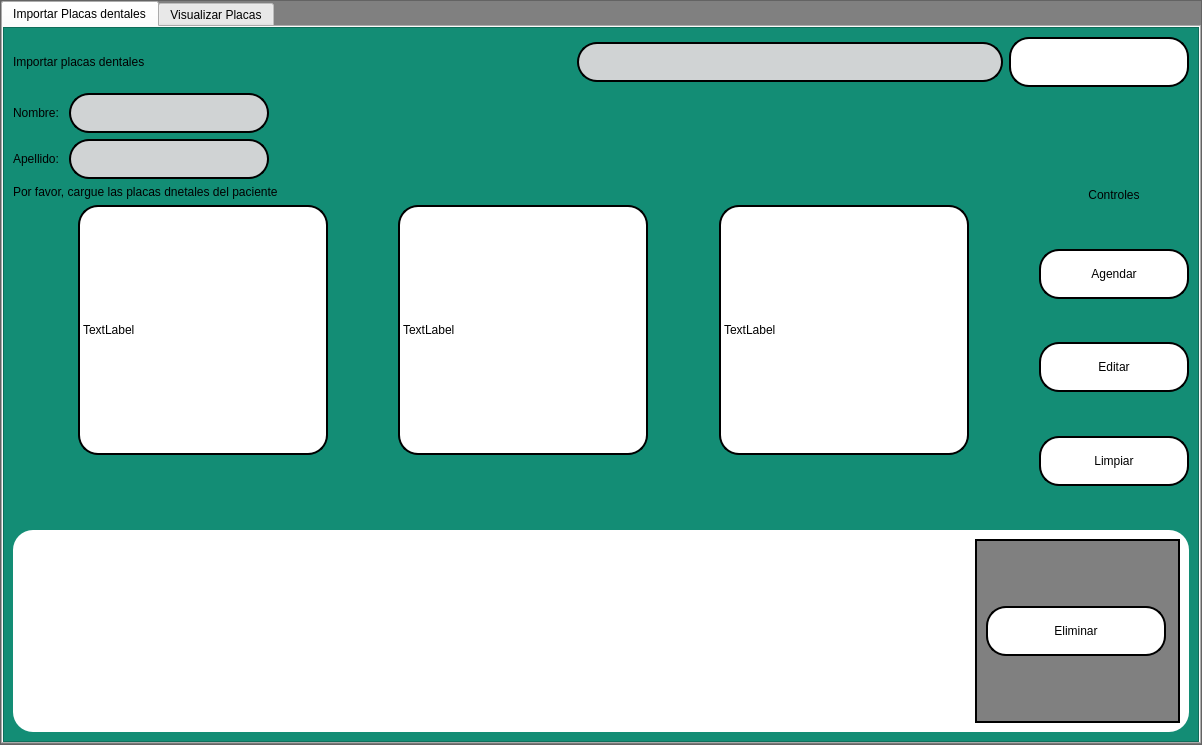
Old version of the form interfaces/placas(nueva).ui in the repository Reinaldito04/App-Consultas-y-Historias-Medicas.
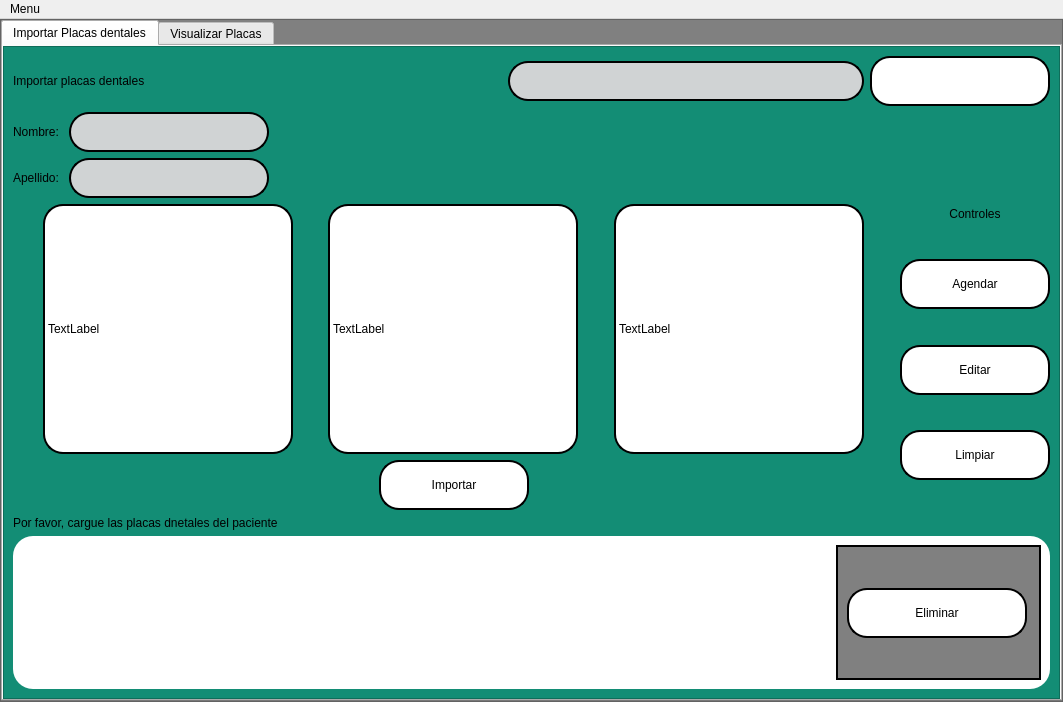
New version of the form. The open tabs and pages were chosen to show the change. Icons and pictures are not drawn.

Commit message: POR TERMINAR

The edit to the form file:
```diff
--- a/interfaces/placas(nueva).ui
+++ b/interfaces/placas(nueva).ui
@@ -6,8 +6,8 @@
    <rect>
     <x>0</x>
     <y>0</y>
-    <width>1202</width>
-    <height>745</height>
+    <width>1063</width>
+    <height>702</height>
    </rect>
   </property>
   <property name="windowTitle">
@@ -311,20 +311,7 @@
                 <item>
                  <layout class="QVBoxLayout" name="verticalLayout_24">
                   <item>
-                   <layout class="QVBoxLayout" name="verticalLayout_25">
-                    <item>
-                     <layout class="QHBoxLayout" name="horizontalLayout_24">
-                      <item>
-                       <widget class="QLabel" name="label_9">
-                        <property name="text">
-                         <string>Por favor, cargue las placas dnetales del paciente</string>
-                        </property>
-                       </widget>
-                      </item>
-                     </layout>
-                    </item>
-                    <item>
-                     <layout class="QHBoxLayout" name="horizontalLayout_25">
+                   <layout class="QHBoxLayout" name="horizontalLayout_2">
                       <item>
                        <spacer name="horizontalSpacer_21">
                         <property name="orientation">
@@ -439,30 +426,59 @@
                       </item>
                      </layout>
                     </item>
-                   </layout>
+                  <item>
+                   <layout class="QHBoxLayout" name="horizontalLayout">
+                    <item>
+                     <spacer name="horizontalSpacer">
+                      <property name="orientation">
+                       <enum>Qt::Horizontal</enum>
+                      </property>
+                      <property name="sizeHint" stdset="0">
+                       <size>
+                        <width>40</width>
+                        <height>20</height>
+                       </size>
+                      </property>
+                     </spacer>
                   </item>
                   <item>
-                   <spacer name="verticalSpacer_10">
+                     <widget class="QPushButton" name="btn_import">
+                      <property name="minimumSize">
+                       <size>
+                        <width>150</width>
+                        <height>50</height>
+                       </size>
+                      </property>
+                      <property name="maximumSize">
+                       <size>
+                        <width>150</width>
+                        <height>50</height>
+                       </size>
+                      </property>
+                      <property name="text">
+                       <string>Importar</string>
+                      </property>
+                     </widget>
+                    </item>
+                    <item>
+                     <spacer name="horizontalSpacer_3">
                     <property name="orientation">
-                     <enum>Qt::Vertical</enum>
+                       <enum>Qt::Horizontal</enum>
                     </property>
                     <property name="sizeHint" stdset="0">
                      <size>
-                      <width>20</width>
-                      <height>40</height>
+                        <width>40</width>
+                        <height>20</height>
                      </size>
                     </property>
                    </spacer>
                   </item>
                  </layout>
                 </item>
+                 </layout>
+                </item>
                 <item>
-                 <layout class="QHBoxLayout" name="horizontalLayout_26">
-                  <item>
-                   <layout class="QVBoxLayout" name="verticalLayout_26">
-                    <property name="leftMargin">
-                     <number>0</number>
-                    </property>
+                 <layout class="QVBoxLayout" name="verticalLayout_6">
                     <item>
                      <widget class="QLabel" name="label_13">
                       <property name="minimumSize">
@@ -491,8 +507,6 @@
                      </widget>
                     </item>
                     <item>
-                     <layout class="QVBoxLayout" name="verticalLayout_27">
-                      <item>
                        <spacer name="verticalSpacer_17">
                         <property name="orientation">
                          <enum>Qt::Vertical</enum>
@@ -506,7 +520,7 @@
                        </spacer>
                       </item>
                       <item>
-                       <widget class="QPushButton" name="btn_agg_3">
+                   <widget class="QPushButton" name="btn_agg">
                         <property name="minimumSize">
                          <size>
                           <width>150</width>
@@ -538,7 +552,7 @@
                        </spacer>
                       </item>
                       <item>
-                       <widget class="QPushButton" name="btn_edit_3">
+                   <widget class="QPushButton" name="btn_edit">
                         <property name="minimumSize">
                          <size>
                           <width>150</width>
@@ -570,7 +584,7 @@
                        </spacer>
                       </item>
                       <item>
-                       <widget class="QPushButton" name="btn_clear_3">
+                   <widget class="QPushButton" name="btn_clear">
                         <property name="minimumSize">
                          <size>
                           <width>150</width>
@@ -605,7 +619,14 @@
                     </item>
                    </layout>
                   </item>
-                 </layout>
+              <item>
+               <layout class="QHBoxLayout" name="horizontalLayout_24">
+                <item>
+                 <widget class="QLabel" name="label_9">
+                  <property name="text">
+                   <string>Por favor, cargue las placas dnetales del paciente</string>
+                  </property>
+                 </widget>
                 </item>
                </layout>
               </item>
@@ -1174,11 +1195,23 @@
     <rect>
      <x>0</x>
      <y>0</y>
-     <width>1202</width>
+     <width>1063</width>
      <height>21</height>
     </rect>
    </property>
-  </widget>
+   <widget class="QMenu" name="menuMenu">
+    <property name="title">
+     <string>Menu</string>
+    </property>
+    <addaction name="actionSalir"/>
+   </widget>
+   <addaction name="menuMenu"/>
+  </widget>
+  <action name="actionSalir">
+   <property name="text">
+    <string>Salir</string>
+   </property>
+  </action>
  </widget>
  <resources/>
  <connections/>
```
Left out of the diff: 14 changed lines with no effect on the pictures. Lines whose indentation alone changed are shown as unchanged. The commit also changes 2 other files.
